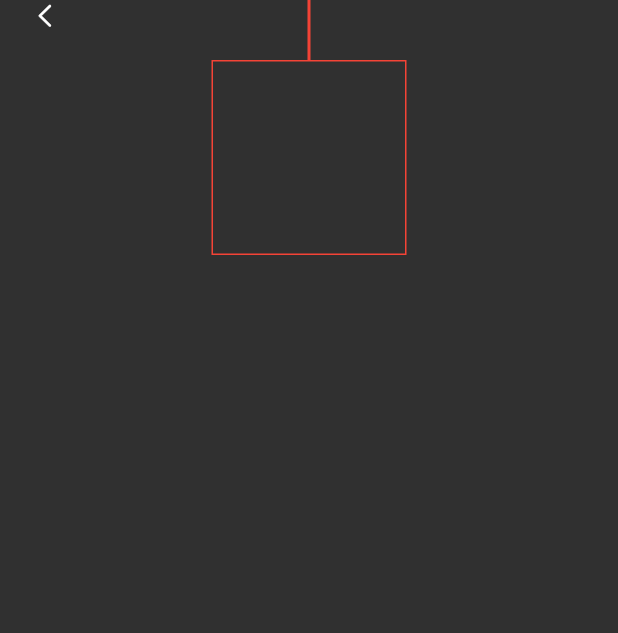
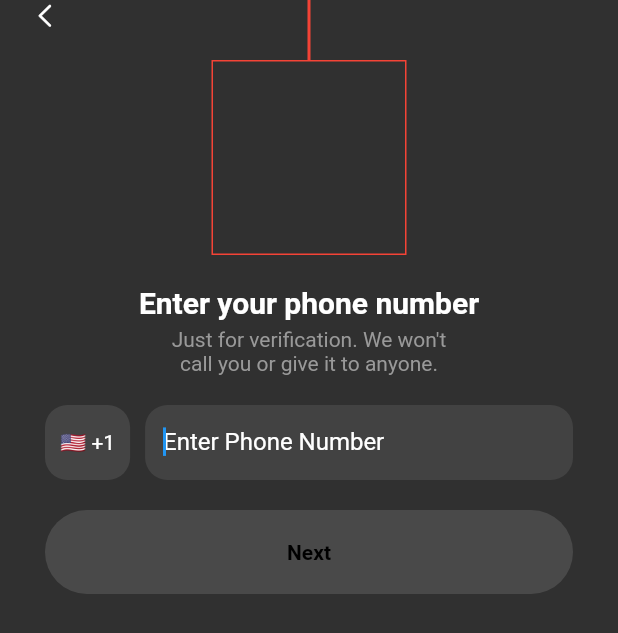
Before and after one commit to blakewood84/flutter-scratch1, a Flutter app: the screen it shows after launch, after a tap on "Enter", on a phone screen of 412 x 824 dp. Shown: the top 633 px of the screen. Run offline on Flutter 3.47's test engine with Material 2 defaults, Android fonts, the phone set to English and light mode, and no system bars; our stand-ins replace bloc, dartz, firebase_auth, firebase_core, flutter_bloc, freezed_annotation and 1 more; accounts and stored records are empty; statements that could not run were skipped.

Commit message:
Update auth flow:
* Add FirebaseAuth to auth repo
* Cancel listener in Bloc when closed.

```diff
--- a/lib/features/authentication/cubit/auth_cubit.dart
+++ b/lib/features/authentication/cubit/auth_cubit.dart
@@ -1,3 +1,4 @@
+import 'dart:async';
 import 'dart:developer' as devtools;
 
 import 'package:auth_repository/auth_repository.dart';
@@ -13,13 +14,23 @@ class AuthCubit extends Cubit<AuthState> {
     required IAuthRepository authRepository,
   })  : _authRepository = authRepository,
         super(const AuthState()) {
+    devtools.log('Create Auth Bloc!');
+    devtools.log('State: $state');
     phoneInputController.addListener(_phoneInputHandler);
-    _authRepository.codeSentStream.listen(_codeSentHandler);
+    codeSentSubscription = _authRepository.codeSentStream.listen(_codeSentHandler);
   }
 
   final IAuthRepository _authRepository;
   final phoneInputController = TextEditingController();
   final codeConfirmationController = TextEditingController();
+  late final StreamSubscription codeSentSubscription;
+
+  @override
+  Future<void> close() {
+    devtools.log('close bloc!');
+    codeSentSubscription.cancel();
+    return super.close();
+  }
 
   void _phoneInputHandler() {
     devtools.log('phoneCode: ${state.phoneCode}');
--- a/lib/features/authentication/view/auth_page.dart
+++ b/lib/features/authentication/view/auth_page.dart
@@ -1,3 +1,5 @@
+import 'dart:developer' as devtools;
+
 import 'package:auth_repository/auth_repository.dart' show IAuthRepository;
 import 'package:flutter/material.dart';
 import 'package:flutter_bloc/flutter_bloc.dart' show BlocListener, BlocProvider, MultiBlocListener, ReadContext;
@@ -38,6 +40,8 @@ class AuthPage extends StatelessWidget {
               return previous.codeVerified == false && current.codeVerified == true;
             },
             listener: (_, state) {
+              devtools.log('Pop!');
+              Navigator.pop(context);
               Navigator.of(context).pushAndRemoveUntil(
                 PageRouteBuilder(
                   pageBuilder: (context, animation, secondaryAnimation) => const HomePage(),
--- a/lib/features/authentication/view/auth_view.dart
+++ b/lib/features/authentication/view/auth_view.dart
@@ -56,8 +56,58 @@ class _AuthViewState extends State<AuthView> {
                           ),
                         ),
                       ),
+
+                      if (showPhoneAuth) ...[
+                        const SizedBox(height: 20),
+                        const Text(
+                          'Enter your phone number',
+                          style: TextStyle(
+                            fontSize: 20,
+                            fontWeight: FontWeight.w700,
+                          ),
+                        ),
+                        const SizedBox(height: 5),
+                        ConstrainedBox(
+                          constraints: const BoxConstraints(maxWidth: 200),
+                          child: const Text(
+                            'Just for verification. We won\'t call you or give it to anyone.',
+                            textAlign: TextAlign.center,
+                            style: TextStyle(
+                              fontSize: 14,
+                              color: Color(0xff999999),
+                            ),
+                          ),
+                        ),
+                        const SizedBox(height: 20),
+                        const _PhoneNumberInput(),
+                        const SizedBox(height: 20),
+                        SizedBox(
+                          width: double.infinity,
+                          child: FilledButton(
+                            style: FilledButton.styleFrom(
+                              backgroundColor: Colors.white,
+                              foregroundColor: Colors.black,
+                              padding: const EdgeInsets.symmetric(
+                                vertical: 20,
+                              ),
+                            ),
+                            onPressed: canNext
+                                ? () {
+                                    context.read<AuthCubit>().verifyPhoneNumber();
+                                  }
+                                : null,
+                            child: Text(
+                              !showPhoneAuth ? 'Enter' : 'Next',
+                              style: const TextStyle(
+                                fontWeight: FontWeight.w700,
+                                color: Colors.black,
+                              ),
+                            ),
+                          ),
+                        ),
+                      ],
                       const Spacer(),
-                      if (!showPhoneAuth)
+                      if (!showPhoneAuth) ...[
                         Container(
                           constraints: const BoxConstraints(
                             maxWidth: 200,
@@ -70,8 +120,7 @@ class _AuthViewState extends State<AuthView> {
                             ),
                           ),
                         ),
-                      const SizedBox(height: 10),
-                      if (!showPhoneAuth)
+                        const SizedBox(height: 10),
                         SizedBox(
                           width: double.infinity,
                           child: FilledButton(
@@ -96,30 +145,7 @@ class _AuthViewState extends State<AuthView> {
                             ),
                           ),
                         ),
-                      // if (showPhoneAuth) ...[
-                      //   const SizedBox(height: 20),
-                      //   const Text(
-                      //     'Enter your phone number',
-                      //     style: TextStyle(
-                      //       fontSize: 20,
-                      //       fontWeight: FontWeight.w700,
-                      //     ),
-                      //   ),
-                      //   const SizedBox(height: 5),
-                      //   ConstrainedBox(
-                      //     constraints: const BoxConstraints(maxWidth: 200),
-                      //     child: const Text(
-                      //       'Just for verification. We won\'t call you or give it to anyone.',
-                      //       textAlign: TextAlign.center,
-                      //       style: TextStyle(
-                      //         fontSize: 14,
-                      //         color: Color(0xff999999),
-                      //       ),
-                      //     ),
-                      //   ),
-                      //   const SizedBox(height: 20),
-                      //   const _PhoneNumberInput()
-                      // ],
+                      ],
 
                       // if (!showPhoneAuth)
                       //   Container(
@@ -164,30 +190,7 @@ class _AuthViewState extends State<AuthView> {
                       //   Expanded(
                       //     child: PageView(
                       //       children: [
-                      //         SizedBox(
-                      //           width: double.infinity,
-                      //           child: FilledButton(
-                      //             style: FilledButton.styleFrom(
-                      //               backgroundColor: Colors.white,
-                      //               foregroundColor: Colors.black,
-                      //               padding: const EdgeInsets.symmetric(
-                      //                 vertical: 20,
-                      //               ),
-                      //             ),
-                      //             onPressed: canNext
-                      //                 ? () {
-                      //                     context.read<AuthCubit>().verifyPhoneNumber();
-                      //                   }
-                      //                 : null,
-                      //             child: Text(
-                      //               !showPhoneAuth ? 'Enter' : 'Next',
-                      //               style: const TextStyle(
-                      //                 fontWeight: FontWeight.w700,
-                      //                 color: Colors.black,
-                      //               ),
-                      //             ),
-                      //           ),
-                      //         ),
+
                       //       ],
                       //     ),
                       //   ),
--- a/lib/features/home/view/home_view.dart
+++ b/lib/features/home/view/home_view.dart
@@ -1,5 +1,6 @@
-import 'package:firebase_auth/firebase_auth.dart';
+import 'package:auth_repository/auth_repository.dart';
 import 'package:flutter/material.dart';
+import 'package:flutter_bloc/flutter_bloc.dart';
 import 'package:scratch_one/features/authentication/view/auth_page.dart';
 
 class HomeView extends StatelessWidget {
@@ -20,7 +21,7 @@ class HomeView extends StatelessWidget {
             const Text('Home View'),
             ElevatedButton(
               onPressed: () async {
-                await FirebaseAuth.instance.signOut();
+                await context.read<IAuthRepository>().signOut();
                 if (context.mounted) {
                   Navigator.of(context).pushAndRemoveUntil(
                     MaterialPageRoute(
--- a/lib/main.dart
+++ b/lib/main.dart
@@ -1,4 +1,5 @@
 import 'package:auth_repository/auth_repository.dart';
+import 'package:firebase_auth/firebase_auth.dart';
 import 'package:firebase_core/firebase_core.dart' show Firebase;
 import 'package:flutter/material.dart' show WidgetsFlutterBinding, runApp;
 import 'package:scratch_one/app.dart' show App;
@@ -11,7 +12,9 @@ void main() async {
     options: DefaultFirebaseOptions.currentPlatform,
   );
 
-  final authRepository = AuthRepository();
+  final authRepository = AuthRepository(
+    firebaseAuth: FirebaseAuth.instance,
+  );
 
   runApp(App(
     authRepository: authRepository,
--- a/packages/auth_repository/lib/src/models/interface.dart
+++ b/packages/auth_repository/lib/src/models/interface.dart
@@ -16,4 +16,7 @@ abstract interface class IAuthRepository {
 
   /// Verifies and confirms the SMS Code received by the user.
   Future<Either<bool, Unit>> verifySmsCode(String code);
+
+  /// Initiates the Sign Out of the User
+  Future<void> signOut();
 }
--- a/pubspec.yaml
+++ b/pubspec.yaml
@@ -4,7 +4,7 @@ publish_to: "none" # Remove this line if you wish to publish to pub.dev
 version: 1.0.0+1
 
 environment:
-  sdk: ">=3.0.0 <4.0.0"
+  sdk: ">=3.1.0 <4.0.0"
 dependencies:
   auth_repository:
     path: packages/auth_repository
```
Also changed, not shown: packages/auth_repository/lib/src/auth_repository.dart (+14 -4 lines), pubspec.lock, 3 other files.
